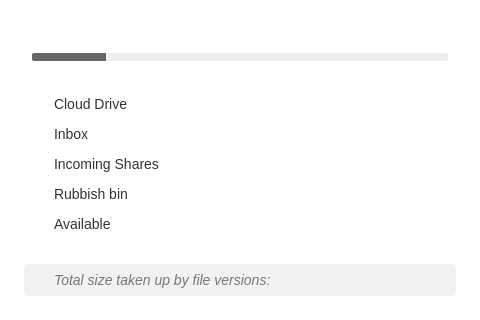
meganz/MEGAsync, file src/MEGASync/gui/macx/AccountDetailsDialog.ui: the form before one commit.
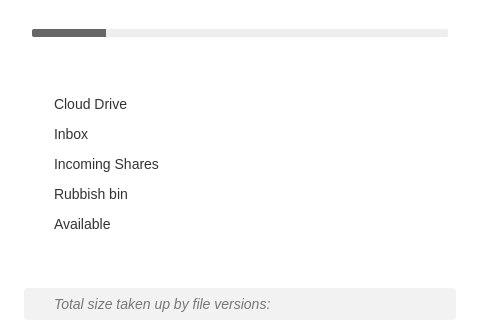
The form after the commit. Icons and pictures are not drawn.

Commit message: Remove inbox and available for business accounts

Patch:
```diff
--- a/src/MEGASync/gui/macx/AccountDetailsDialog.ui
+++ b/src/MEGASync/gui/macx/AccountDetailsDialog.ui
@@ -113,19 +113,19 @@
   </property>
   <layout class="QVBoxLayout" name="verticalLayout_2">
    <property name="spacing">
-    <number>4</number>
+    <number>0</number>
    </property>
    <property name="leftMargin">
     <number>0</number>
    </property>
    <property name="topMargin">
-    <number>3</number>
+    <number>0</number>
    </property>
    <property name="rightMargin">
     <number>0</number>
    </property>
    <property name="bottomMargin">
-    <number>3</number>
+    <number>0</number>
    </property>
    <item>
     <widget class="QStackedWidget" name="sHeader">
@@ -399,6 +399,19 @@
      </widget>
     </widget>
    </item>
+   <item>
+    <spacer name="verticalSpacer_2">
+     <property name="orientation">
+      <enum>Qt::Vertical</enum>
+     </property>
+     <property name="sizeHint" stdset="0">
+      <size>
+       <width>20</width>
+       <height>0</height>
+      </size>
+     </property>
+    </spacer>
+   </item>
    <item>
     <widget class="QWidget" name="wDetailedUsage" native="true">
      <property name="minimumSize">
@@ -852,6 +865,19 @@
      </layout>
     </widget>
    </item>
+   <item>
+    <spacer name="verticalSpacer_3">
+     <property name="orientation">
+      <enum>Qt::Vertical</enum>
+     </property>
+     <property name="sizeHint" stdset="0">
+      <size>
+       <width>20</width>
+       <height>0</height>
+      </size>
+     </property>
+    </spacer>
+   </item>
    <item>
     <widget class="QWidget" name="wSizeVersions" native="true">
      <property name="minimumSize">
```
Left out of the diff: 7 changed lines with no effect on the pictures. The commit also changes 3 other files.
